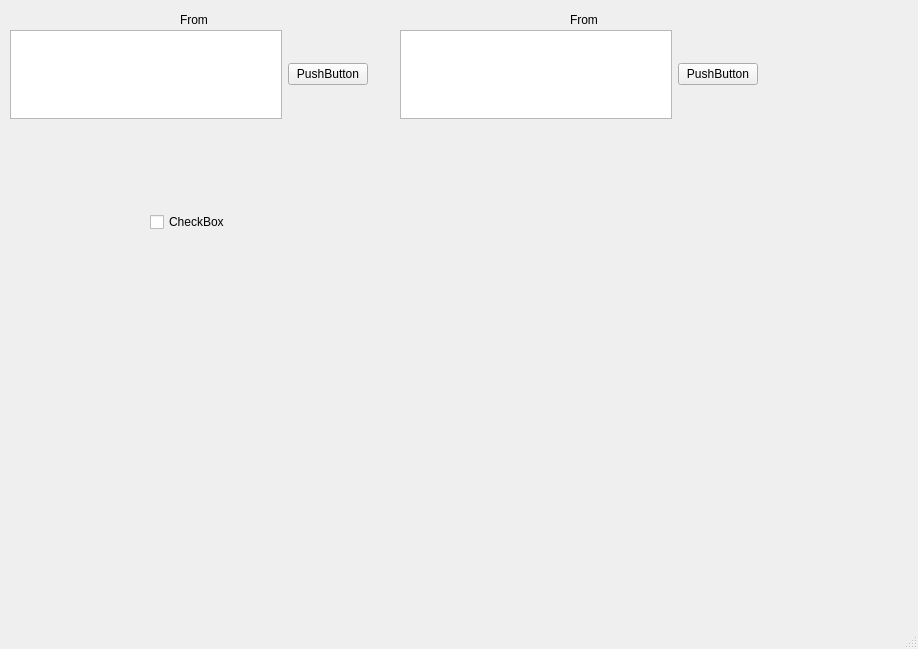
This is mainwindow.ui in KiseSaiyajin/saveCopper as Qt 5 draws it before an edit. The edited form follows.
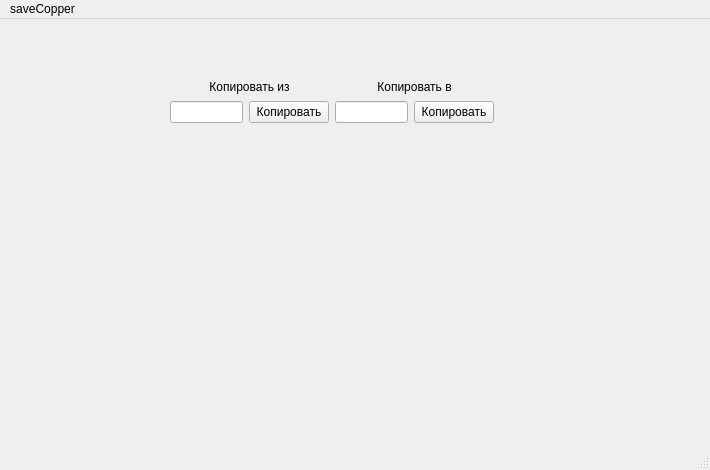
This is the edited form.

Diff of the .ui file:
```diff
--- a/mainwindow.ui
+++ b/mainwindow.ui
@@ -6,107 +6,96 @@
    <rect>
     <x>0</x>
     <y>0</y>
-    <width>918</width>
-    <height>649</height>
+    <width>710</width>
+    <height>470</height>
    </rect>
   </property>
   <property name="windowTitle">
    <string>MainWindow</string>
   </property>
   <widget class="QWidget" name="centralwidget">
-   <widget class="QWidget" name="layoutWidget">
+   <widget class="QWidget" name="">
     <property name="geometry">
      <rect>
-      <x>10</x>
-      <y>30</y>
-      <width>358</width>
-      <height>89</height>
+      <x>170</x>
+      <y>60</y>
+      <width>324</width>
+      <height>44</height>
      </rect>
     </property>
-    <layout class="QHBoxLayout" name="horizontalLayout">
+    <layout class="QVBoxLayout" name="verticalLayout">
      <item>
-      <widget class="QTextBrowser" name="textBrowser"/>
+      <layout class="QHBoxLayout" name="horizontalLayout_2">
+       <item>
+        <widget class="QLabel" name="label">
+         <property name="text">
+          <string>Копировать из</string>
+         </property>
+         <property name="alignment">
+          <set>Qt::AlignCenter</set>
+         </property>
+        </widget>
+       </item>
+       <item>
+        <widget class="QLabel" name="label_2">
+         <property name="text">
+          <string>Копировать в</string>
+         </property>
+         <property name="alignment">
+          <set>Qt::AlignCenter</set>
+         </property>
+        </widget>
+       </item>
+      </layout>
      </item>
      <item>
-      <widget class="QPushButton" name="pushButton">
-       <property name="text">
-        <string>PushButton</string>
-       </property>
-      </widget>
+      <layout class="QHBoxLayout" name="horizontalLayout">
+       <item>
+        <widget class="QLineEdit" name="lineEdit"/>
+       </item>
+       <item>
+        <widget class="QPushButton" name="pushButton_2">
+         <property name="text">
+          <string>Копировать</string>
+         </property>
+        </widget>
+       </item>
+       <item>
+        <widget class="QLineEdit" name="lineEdit_2"/>
+       </item>
+       <item>
+        <widget class="QPushButton" name="pushButton">
+         <property name="maximumSize">
+          <size>
+           <width>16777215</width>
+           <height>16777215</height>
+          </size>
+         </property>
+         <property name="text">
+          <string>Копировать</string>
+         </property>
+        </widget>
+       </item>
+      </layout>
      </item>
     </layout>
    </widget>
-   <widget class="QLabel" name="label_2">
-    <property name="geometry">
-     <rect>
-      <x>570</x>
-      <y>10</y>
-      <width>63</width>
-      <height>20</height>
-     </rect>
-    </property>
-    <property name="text">
-     <string>From</string>
-    </property>
-   </widget>
-   <widget class="QWidget" name="layoutWidget">
-    <property name="geometry">
-     <rect>
-      <x>400</x>
-      <y>30</y>
-      <width>358</width>
-      <height>89</height>
-     </rect>
-    </property>
-    <layout class="QHBoxLayout" name="horizontalLayout_2">
-     <item>
-      <widget class="QTextBrowser" name="textBrowser_2"/>
-     </item>
-     <item>
-      <widget class="QPushButton" name="pushButton_2">
-       <property name="text">
-        <string>PushButton</string>
-       </property>
-      </widget>
-     </item>
-    </layout>
-   </widget>
-   <widget class="QLabel" name="label">
-    <property name="geometry">
-     <rect>
-      <x>180</x>
-      <y>10</y>
-      <width>63</width>
-      <height>20</height>
-     </rect>
-    </property>
-    <property name="text">
-     <string>From</string>
-    </property>
-   </widget>
-   <widget class="QCheckBox" name="checkBox">
-    <property name="geometry">
-     <rect>
-      <x>150</x>
-      <y>210</y>
-      <width>91</width>
-      <height>24</height>
-     </rect>
-    </property>
-    <property name="text">
-     <string>CheckBox</string>
-    </property>
-   </widget>
   </widget>
   <widget class="QMenuBar" name="menubar">
    <property name="geometry">
     <rect>
      <x>0</x>
      <y>0</y>
-     <width>918</width>
-     <height>26</height>
+     <width>710</width>
+     <height>17</height>
     </rect>
    </property>
+   <widget class="QMenu" name="menusaveCopper">
+    <property name="title">
+     <string>saveCopper</string>
+    </property>
+   </widget>
+   <addaction name="menusaveCopper"/>
   </widget>
   <widget class="QStatusBar" name="statusbar"/>
  </widget>
```
